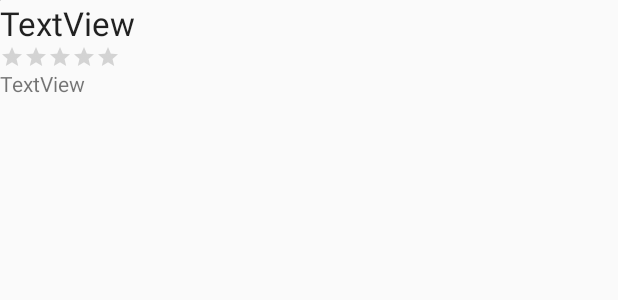
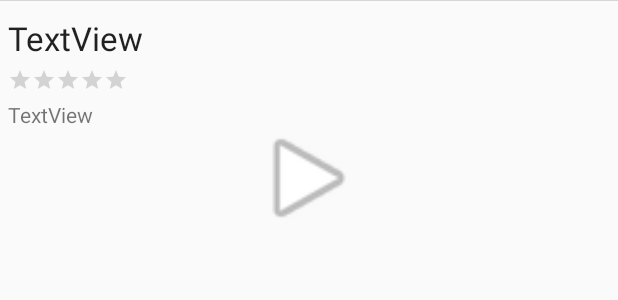
Before and after one commit to nt87814/Flixter, an Android app: the layout activity_movie_details.xml on its own in the app's theme, with its tools: preview values and no code run, on a phone screen of 412 x 824 dp. Shown: the top 300 px of the screen. Run offline under Robolectric (Android 15) with nearby library versions, the phone set to English and light mode, and no system bars.

Commit message:
Display a “play” overlay image

```diff
--- a/app/src/main/res/layout/activity_movie_details.xml
+++ b/app/src/main/res/layout/activity_movie_details.xml
@@ -2,16 +2,18 @@
 <RelativeLayout xmlns:android="http://schemas.android.com/apk/res/android"
     xmlns:app="http://schemas.android.com/apk/res-auto"
     xmlns:tools="http://schemas.android.com/tools"
-    android:layout_width="match_parent"
+    android:layout_width="wrap_content"
     android:layout_height="match_parent"
     tools:context=".MovieDetailsActivity">
 
     <TextView
         android:id="@+id/tvTitle"
-        android:layout_width="match_parent"
+        android:layout_width="wrap_content"
         android:layout_height="wrap_content"
         android:layout_below="@+id/ivBackdrop"
-        android:layout_marginTop="0dp"
+        android:layout_alignParentStart="true"
+        android:layout_marginTop="10dp"
+        android:layout_marginStart="5dp"
         android:text="TextView"
         android:textAppearance="@style/TextAppearance.AppCompat.Large"
         app:layout_constraintEnd_toEndOf="parent"
@@ -25,8 +27,8 @@
         android:layout_height="wrap_content"
         android:layout_below="@+id/tvTitle"
         android:layout_alignParentStart="true"
-        android:layout_marginStart="0dp"
-        android:layout_marginTop="0dp"
+        android:layout_marginStart="5dp"
+        android:layout_marginTop="5dp"
         android:numStars="5"
         android:stepSize=".5"
         app:layout_constraintTop_toBottomOf="@+id/tvTitle"
@@ -38,8 +40,9 @@
         android:layout_height="wrap_content"
         android:layout_below="@+id/rbVoteAverage"
         android:layout_alignParentStart="true"
-        android:layout_marginStart="0dp"
-        android:layout_marginTop="0dp"
+        android:layout_centerVertical="true"
+        android:layout_marginStart="5dp"
+        android:layout_marginTop="5dp"
         android:text="TextView"
         app:layout_constraintEnd_toEndOf="parent"
         app:layout_constraintHorizontal_bias="0.0"
@@ -48,11 +51,20 @@
 
     <ImageView
         android:id="@+id/ivBackdrop"
-        android:layout_width="wrap_content"
+        android:layout_width="match_parent"
         android:layout_height="wrap_content"
         android:layout_alignParentStart="true"
         android:layout_alignParentTop="true"
         android:layout_marginStart="0dp"
         android:layout_marginTop="0dp"
         tools:srcCompat="@tools:sample/avatars" />
+
+    <ImageView
+        android:id="@+id/imageView2"
+        android:layout_width="84dp"
+        android:layout_height="77dp"
+        android:layout_alignParentTop="true"
+        android:layout_centerHorizontal="true"
+        android:layout_marginTop="80dp"
+        app:srcCompat="@android:drawable/ic_media_play" />
 </RelativeLayout>
```
Also changed, not shown: app/src/main/java/com/example/flixter/MainActivity.java (+10 -4 lines), app/src/main/java/com/example/flixter/MovieDetailsActivity.java (+4 -6 lines), app/src/main/res/layout-land/item_movie.xml (+5 -5 lines), app/src/main/res/layout/item_movie.xml (+5 -5 lines), app/src/main/res/drawable/lay_button_overlay_white_video_play.png (added).
